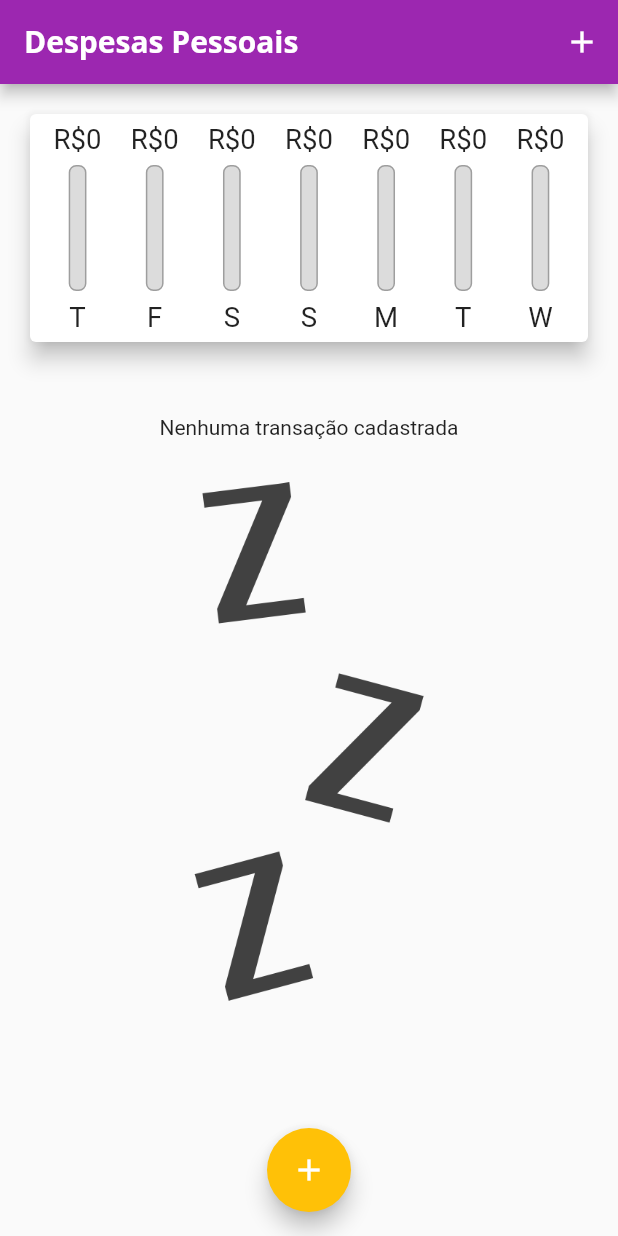
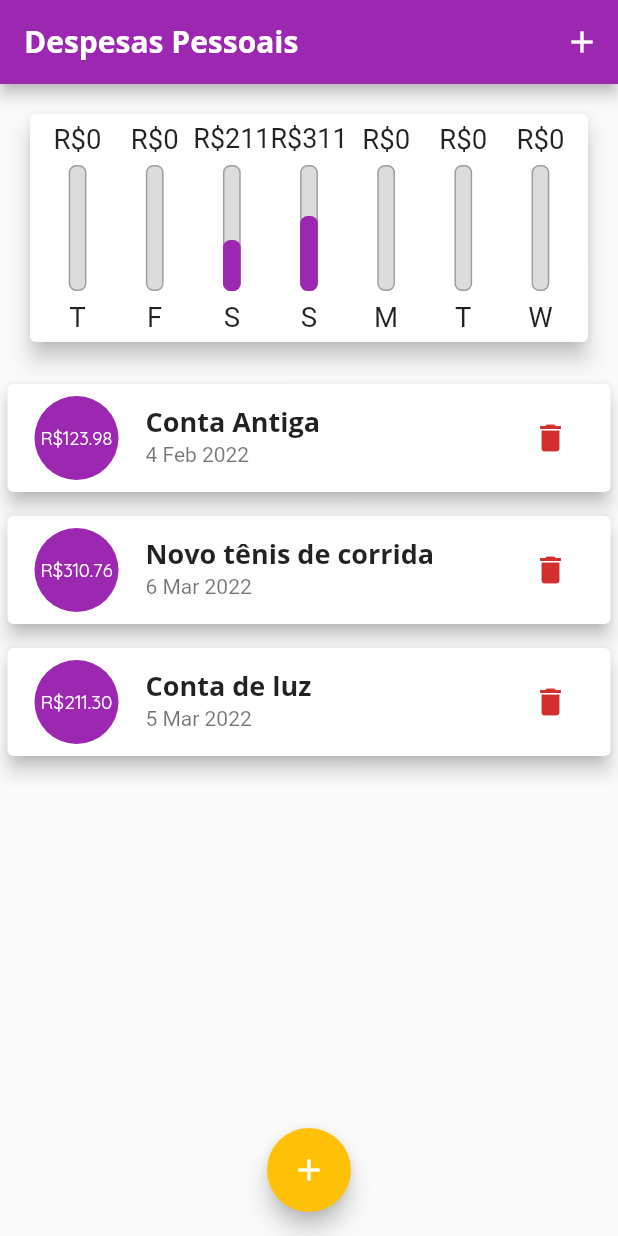
Before and after one commit to RonnieAguiar/expenses, a Flutter app: the screen it shows after launch, on a phone screen of 412 x 824 dp. Run offline on Flutter 3.47's test engine with Material 2 defaults, Android fonts, the phone set to English and light mode, and no system bars.

Commit message:
Update main.dart

```diff
--- a/lib/main.dart
+++ b/lib/main.dart
@@ -51,24 +51,24 @@ class MyHomePage extends StatefulWidget {
 class _MyHomePageState extends State<MyHomePage> {
   bool _showChart = false;
   final List<Transaction> _transactions = [
-    // Transaction(
-    //   id: 't0',
-    //   title: 'Conta Antiga',
-    //   value: 123.98,
-    //   date: DateTime.now().subtract(const Duration(days: 33)),
-    // ),
-    // Transaction(
-    //   id: 't1',
-    //   title: 'Novo tênis de corrida',
-    //   value: 310.76,
-    //   date: DateTime.now().subtract(const Duration(days: 3)),
-    // ),
-    // Transaction(
-    //   id: 't2',
-    //   title: 'Conta de luz',
-    //   value: 211.30,
-    //   date: DateTime.now().subtract(const Duration(days: 4)),
-    // ),
+    Transaction(
+      id: 't0',
+      title: 'Conta Antiga',
+      value: 123.98,
+      date: DateTime.now().subtract(const Duration(days: 33)),
+    ),
+    Transaction(
+      id: 't1',
+      title: 'Novo tênis de corrida',
+      value: 310.76,
+      date: DateTime.now().subtract(const Duration(days: 3)),
+    ),
+    Transaction(
+      id: 't2',
+      title: 'Conta de luz',
+      value: 211.30,
+      date: DateTime.now().subtract(const Duration(days: 4)),
+    ),
     // Transaction(
     //   id: 't3',
     //   title: 'Passagem',
@@ -190,7 +190,7 @@ class _MyHomePageState extends State<MyHomePage> {
                   child: Chart(_recentTransactions)),
             if (!_showChart || !isLandscape)
               SizedBox(
-                  height: availableHeight * 0.75,
+                  height: availableHeight * (isLandscape ? 1 : 0.7),
                   child: TransactionList(_transactions, _removeTransaction)),
           ],
         ),
```
